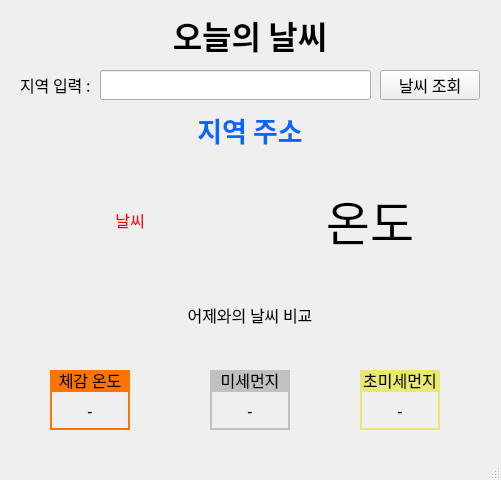
This is ui/weatherUi.ui in yoojj1990/weatherApp_2022_06_14 as Qt 5 draws it before an edit. The edited form follows.
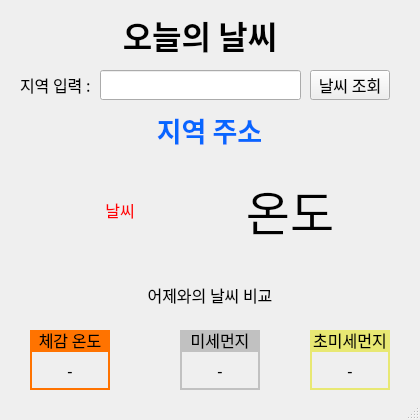
This is the edited form.

Commit message: ui수정

Patch:
```diff
--- a/ui/weatherUi.ui
+++ b/ui/weatherUi.ui
@@ -6,8 +6,8 @@
    <rect>
     <x>0</x>
     <y>0</y>
-    <width>501</width>
-    <height>480</height>
+    <width>420</width>
+    <height>420</height>
    </rect>
   </property>
   <property name="windowTitle">
@@ -20,7 +20,7 @@
    <widget class="QLabel" name="label">
     <property name="geometry">
      <rect>
-      <x>150</x>
+      <x>100</x>
       <y>10</y>
       <width>200</width>
       <height>50</height>
@@ -68,7 +68,7 @@
      <rect>
       <x>100</x>
       <y>70</y>
-      <width>271</width>
+      <width>201</width>
       <height>30</height>
      </rect>
     </property>
@@ -76,9 +76,9 @@
    <widget class="QPushButton" name="weather_button">
     <property name="geometry">
      <rect>
-      <x>380</x>
+      <x>310</x>
       <y>70</y>
-      <width>100</width>
+      <width>80</width>
       <height>30</height>
      </rect>
     </property>
@@ -95,9 +95,9 @@
    <widget class="QLabel" name="area_label">
     <property name="geometry">
      <rect>
-      <x>160</x>
+      <x>9</x>
       <y>110</y>
-      <width>180</width>
+      <width>401</width>
       <height>40</height>
      </rect>
     </property>
@@ -122,8 +122,8 @@
    <widget class="QLabel" name="weather_label">
     <property name="geometry">
      <rect>
-      <x>70</x>
-      <y>170</y>
+      <x>60</x>
+      <y>160</y>
       <width>120</width>
       <height>100</height>
      </rect>
@@ -147,8 +147,8 @@
    <widget class="QLabel" name="temper_label">
     <property name="geometry">
      <rect>
-      <x>310</x>
-      <y>170</y>
+      <x>230</x>
+      <y>160</y>
       <width>120</width>
       <height>100</height>
      </rect>
@@ -169,8 +169,8 @@
    <widget class="QLabel" name="yesterday_label">
     <property name="geometry">
      <rect>
-      <x>100</x>
-      <y>290</y>
+      <x>60</x>
+      <y>270</y>
       <width>300</width>
       <height>50</height>
      </rect>
@@ -191,8 +191,8 @@
    <widget class="QLabel" name="label_7">
     <property name="geometry">
      <rect>
-      <x>50</x>
-      <y>370</y>
+      <x>30</x>
+      <y>330</y>
       <width>80</width>
       <height>20</height>
      </rect>
@@ -216,8 +216,8 @@
    <widget class="QLabel" name="label_8">
     <property name="geometry">
      <rect>
-      <x>210</x>
-      <y>370</y>
+      <x>180</x>
+      <y>330</y>
       <width>80</width>
       <height>20</height>
      </rect>
@@ -241,8 +241,8 @@
    <widget class="QLabel" name="label_9">
     <property name="geometry">
      <rect>
-      <x>360</x>
-      <y>370</y>
+      <x>310</x>
+      <y>330</y>
       <width>80</width>
       <height>20</height>
      </rect>
@@ -266,8 +266,8 @@
    <widget class="QLabel" name="senseTemper_label">
     <property name="geometry">
      <rect>
-      <x>50</x>
-      <y>390</y>
+      <x>30</x>
+      <y>350</y>
       <width>80</width>
       <height>40</height>
      </rect>
@@ -293,8 +293,8 @@
    <widget class="QLabel" name="dust1_label">
     <property name="geometry">
      <rect>
-      <x>210</x>
-      <y>390</y>
+      <x>180</x>
+      <y>350</y>
       <width>80</width>
       <height>40</height>
      </rect>
@@ -320,8 +320,8 @@
    <widget class="QLabel" name="dust2_label">
     <property name="geometry">
      <rect>
-      <x>360</x>
-      <y>390</y>
+      <x>310</x>
+      <y>350</y>
       <width>80</width>
       <height>40</height>
      </rect>
```
